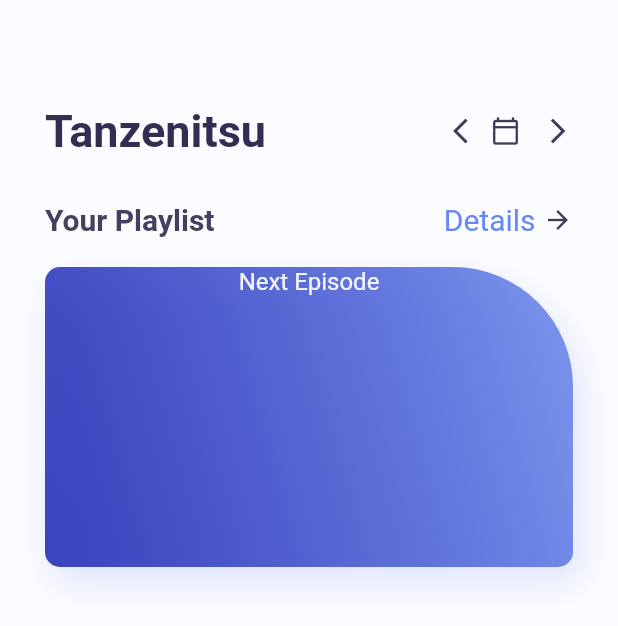
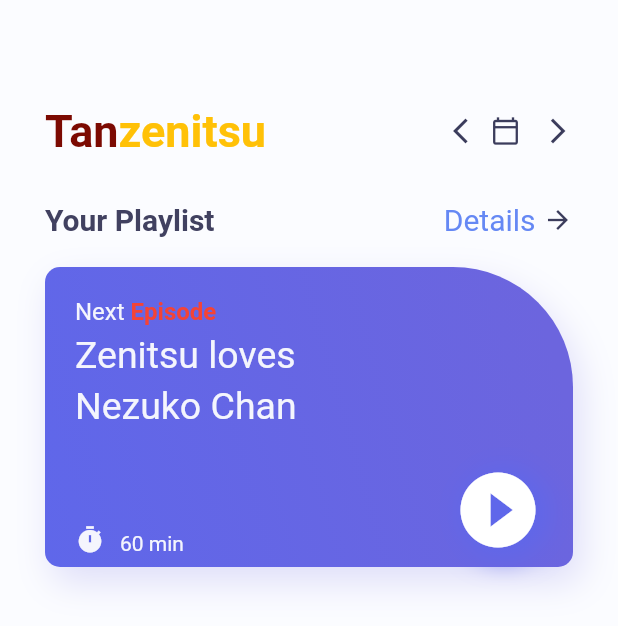
Before and after one commit to prikshit-sharma/tanzenitsu, a Flutter app: the screen it shows after launch, on a phone screen of 412 x 824 dp. Shown: the top 626 px of the screen. Run offline on Flutter 3.47's test engine with Material 2 defaults, Android fonts, the phone set to English and light mode, and no system bars.

Commit message:
updated dart files

```diff
--- a/lib/colors.dart
+++ b/lib/colors.dart
@@ -2,8 +2,8 @@ import 'dart:ui';
 
 class AppColor{
   static  Color homePageBackground=const Color(0xFFfbfcff);
-  static  Color gradientFirst=const Color(0xff0f17ad);
-  static  Color gradientSecond=const Color(0xFF6985e8);
+static  Color gradientFirst=const Color(0xFF5F67EA);
+  static  Color gradientSecond=const Color(0xFF6C65DE);
   static  Color homePageTitle=const Color(0xFF302f51);
   static  Color homePageSubtitle=const Color(0xFF414160);
   static  Color homePageDetail=const Color(0xFF6588f4);
--- a/lib/homepage.dart
+++ b/lib/homepage.dart
@@ -1,3 +1,5 @@
+import 'dart:async';
+
 import 'package:flutter/cupertino.dart';
 import 'package:flutter/material.dart';
 import 'colors.dart'as color;
@@ -24,10 +26,18 @@ class _HomePageState extends State<HomePage> {
         Row(
           children: [
             Text(
-              "Tanzenitsu",
+              "Tan",
               style: TextStyle(
                 fontSize: 30,
-                color: color.AppColor.homePageTitle,
+                color: Color(0xff7C0A02),
+                fontWeight: FontWeight.w700
+              ),
+              ),
+              Text(
+              "zenitsu",
+              style: TextStyle(
+                fontSize: 30,
+                color: Colors.amber,
                 fontWeight: FontWeight.w700
               ),
               ),
@@ -86,8 +96,8 @@ class _HomePageState extends State<HomePage> {
         decoration: BoxDecoration(
           gradient: LinearGradient(
             colors: [
-            color.AppColor.gradientFirst.withOpacity(0.8),
-            color.AppColor.gradientSecond.withOpacity(0.9),
+            color.AppColor.gradientFirst,
+            color.AppColor.gradientSecond,
             ],
             begin: Alignment.bottomLeft,
             end:Alignment.centerRight,
@@ -109,22 +119,92 @@ class _HomePageState extends State<HomePage> {
           ]
 
         ),
+      child: Container(
+        padding: const EdgeInsets.only(left: 20,top: 20,right: 20,),
         child: Column(
+          crossAxisAlignment: CrossAxisAlignment.start, //used for columns to make horizontal
+          children: [
+            Row(
               children: [
                 Text(
-            "Next Episode",
+                  "Next",
                   style: TextStyle(
                     fontSize: 16,
+                    fontWeight:FontWeight.w400 ,
+
                     color: color.AppColor.homePageContainerTextSmall,
                   ),
+                ),
+
+            Text(
+              " Episode",
+              style: TextStyle(
+                fontSize: 16,
+                fontWeight:FontWeight.w600 ,
+                color: Colors.red,
+              ),
+            ),
+            ],
+            ),
+          SizedBox(height: 5,),
+
+  Text(
+              "Zenitsu loves",
+              style: TextStyle(
+                fontSize: 25,
+                color: color.AppColor.homePageContainerTextSmall,
+              ),
+            ),
+
+            SizedBox(height: 5,),
+
+  Text(
+              "Nezuko Chan",
+              style: TextStyle(
+                fontSize: 25,
+                color: color.AppColor.homePageContainerTextSmall,
+              ),
+            ),
+            SizedBox(height: 25,),
+            Row(
+              crossAxisAlignment: CrossAxisAlignment.end,
+              children: [
+
+                Icon(Icons.timer,size: 20,color: color.AppColor.homePageContainerTextSmall,),
+               SizedBox(width: 10,),
+               Text(
+              "60 min",
+              style: TextStyle(
+                fontSize: 14,
+                color: color.AppColor.homePageContainerTextSmall,
+              ),
+            ),
+            Expanded(child: Container()),
+            Container(
+              decoration: BoxDecoration(
+                borderRadius: BorderRadius.circular(60),
+                boxShadow: [
+                  BoxShadow(
+                    color: color.AppColor.gradientFirst,
+                    blurRadius: 15,
+                    offset: Offset(4,2)
                   )
+                ]
+              ),
+              child: Icon(Icons.play_circle_fill,
+              color: Colors.white,size: 60,),
+            ),
+
+              ],
+
+            ),
+
+
 
 
         ],),
+      ),
       )
-
-
-
 
 
 
```
Lines whose indentation alone changed are shown as unchanged.
